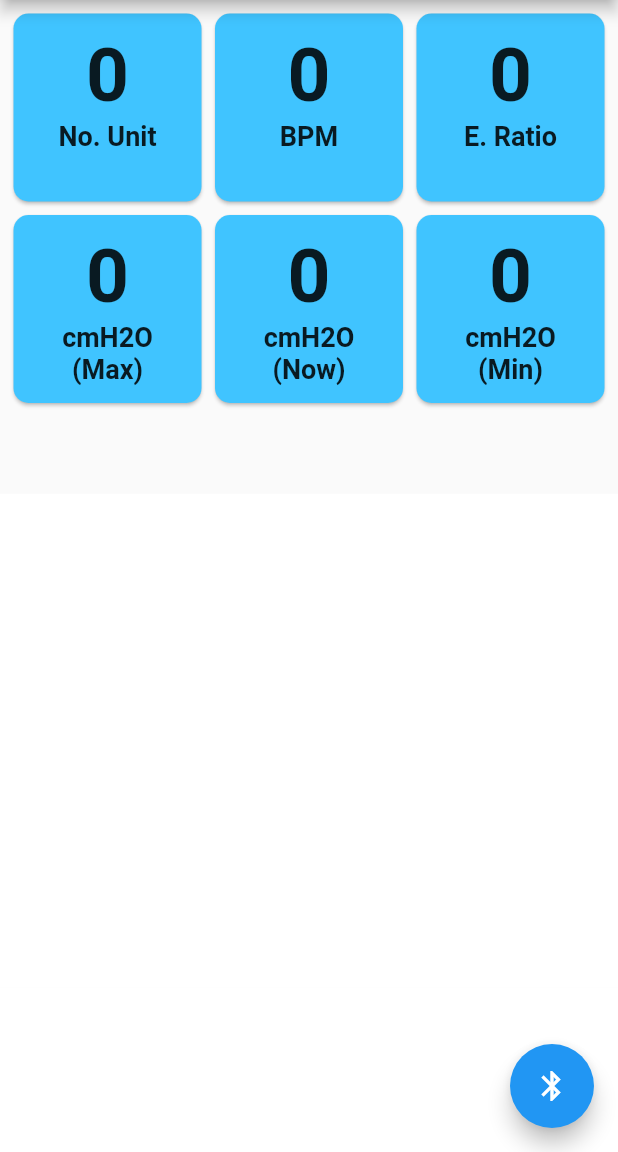
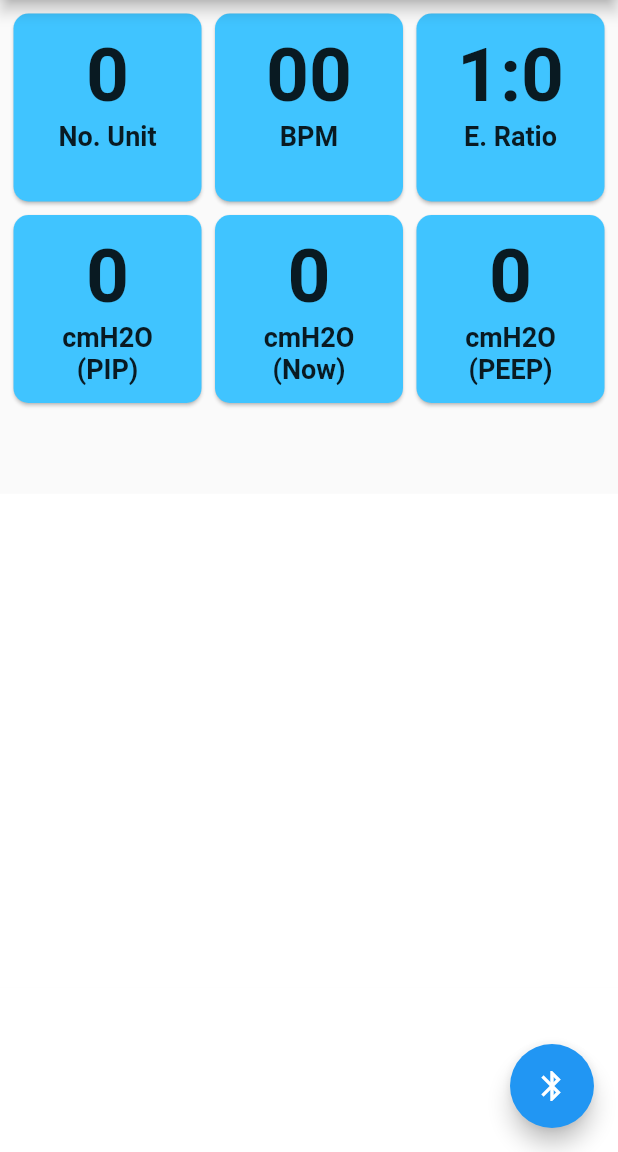
Before and after one commit to zenaki/convent, a Flutter app: the screen it shows after launch, on a phone screen of 412 x 824 dp, the part 84-1236 px from its top. Run offline on Flutter 3.47's test engine with Material 2 defaults, Android fonts, the light colour scheme and no system bars; our stand-ins replace flutter_bluetooth_serial.

Commit message:
rubah tampilan

```diff
--- a/lib/main.dart
+++ b/lib/main.dart
@@ -295,13 +295,15 @@ class _MyHomePageState extends State<MyHomePage> {
                                   color: Colors.lightBlueAccent,
                                   size: 50),
                               buildCard(
-                                  value: v_BPM,
+                                  value: int.parse(v_BPM) < 10
+                                      ? "0" + v_BPM
+                                      : v_BPM,
                                   label1: "BPM",
                                   label2: "",
                                   color: Colors.lightBlueAccent,
                                   size: 50),
                               buildCard(
-                                  value: v_E_ratio,
+                                  value: "1:" + v_E_ratio,
                                   label1: "E. Ratio",
                                   label2: "",
                                   color: Colors.lightBlueAccent,
@@ -309,7 +311,7 @@ class _MyHomePageState extends State<MyHomePage> {
                               buildCard(
                                   value: v_cmH2O_maks,
                                   label1: "cmH2O",
-                                  label2: "(Max)",
+                                  label2: "(PIP)",
                                   color: Colors.lightBlueAccent,
                                   size: 50),
                               buildCard(
@@ -321,7 +323,7 @@ class _MyHomePageState extends State<MyHomePage> {
                               buildCard(
                                   value: v_cmH2O_min,
                                   label1: "cmH2O",
-                                  label2: "(Min)",
+                                  label2: "(PEEP)",
                                   color: Colors.lightBlueAccent,
                                   size: 50),
                             ],
```
